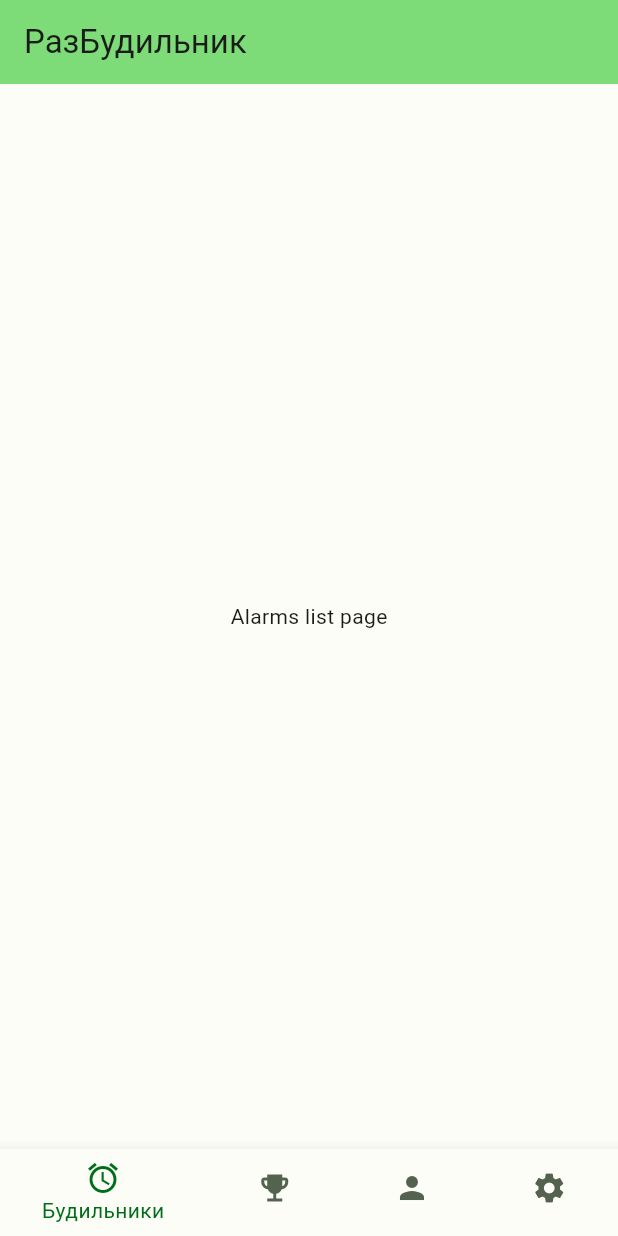
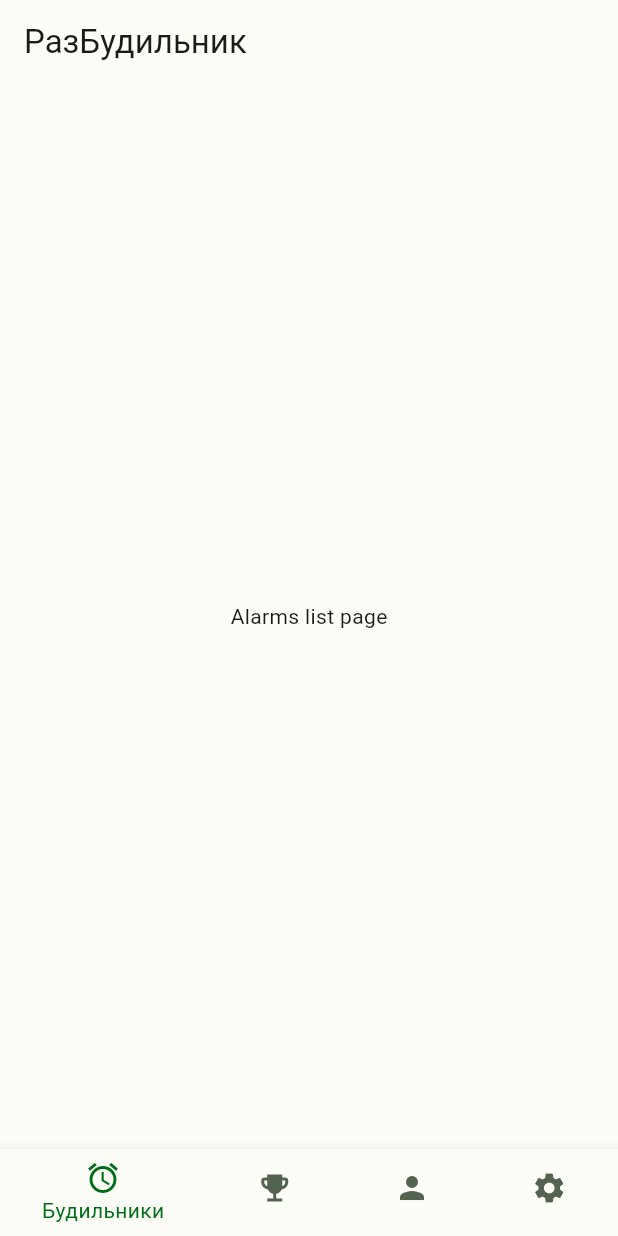
Before and after one commit to Gribbirg/games_alarm_flutter_app, a Flutter app: the screen it shows after launch, on a phone screen of 412 x 824 dp. Run offline on Flutter 3.47's test engine with Material 3 defaults, Android fonts, the phone set to English and light mode, and no system bars; our stand-ins replace auto_route.

```diff
--- a/lib/theme/theme.dart
+++ b/lib/theme/theme.dart
@@ -11,5 +11,9 @@ ThemeData getTheme({darkMode = false}) {
         selectedItemColor: colorTheme.primary,
         backgroundColor: colorTheme.primaryContainer,
         unselectedItemColor: colorTheme.secondary,
-      ));
+      ),
+    appBarTheme: AppBarTheme(
+      backgroundColor: colorTheme.surface,
+    ),
+  );
 }
```
Also changed, not shown: lib/features/home/view/home_page.dart (+1 -6 lines).
